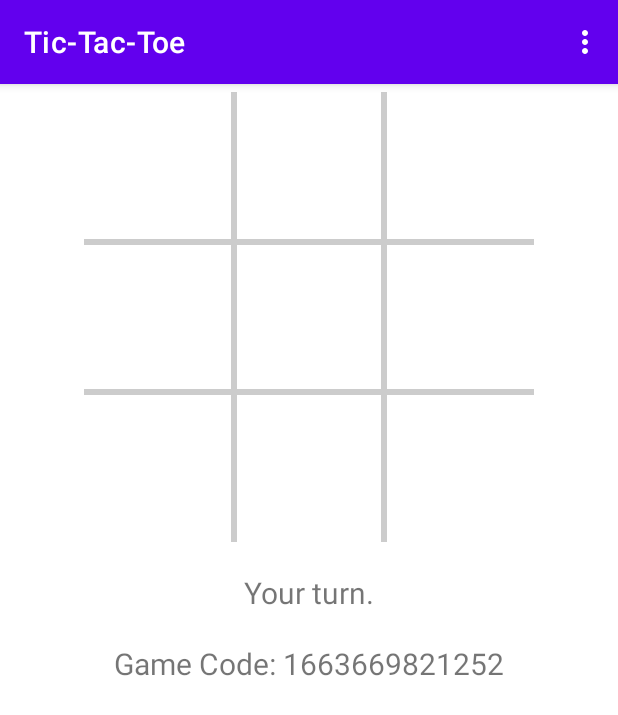
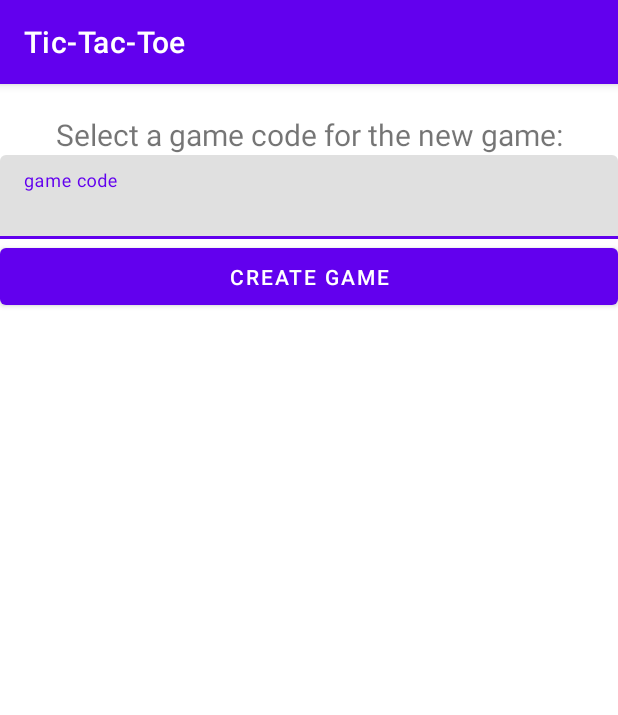
Before and after one commit to AndresRPerez12/DesarrolloAppsMoviles, an Android app: the screen it shows after launch (OnlineGameActivity before the commit, CreateGameActivity after it), in the options menu, after a tap on "Create online match", on a phone screen of 412 x 824 dp. Shown: the top 715 px of the screen. Run offline under Robolectric (Android 15) with nearby library versions, the phone set to English and light mode, and no system bars.

Commit message:
Create game activity

```diff
--- a/Talleres/Reto3/AndroidTicTacToe/app/src/main/AndroidManifest.xml
+++ b/Talleres/Reto3/AndroidTicTacToe/app/src/main/AndroidManifest.xml
@@ -17,6 +17,9 @@
             android:name=".OnlineGameActivity"
             android:exported="false" />
         <activity
+            android:name=".CreateGameActivity"
+            android:exported="false" />
+        <activity
             android:name=".MainActivity"
             android:exported="true">
             <intent-filter>
--- /dev/null
+++ b/Talleres/Reto3/AndroidTicTacToe/app/src/main/java/co/edu/unal/androidtictactoe_tutorial2/CreateGameActivity.java
@@ -0,0 +1,49 @@
+package co.edu.unal.androidtictactoe_tutorial2;
+
+import android.app.AlertDialog;
+import android.app.Dialog;
+import android.content.DialogInterface;
+import android.content.Intent;
+import android.content.SharedPreferences;
+import android.media.MediaPlayer;
+import android.os.Bundle;
+import android.os.Handler;
+import android.view.Menu;
+import android.view.MenuInflater;
+import android.view.MenuItem;
+import android.view.MotionEvent;
+import android.view.View;
+import android.widget.Button;
+import android.widget.TextView;
+import android.widget.Toast;
+
+import androidx.appcompat.app.AppCompatActivity;
+
+import com.google.android.material.textfield.TextInputEditText;
+import com.google.firebase.FirebaseApp;
+
+public class CreateGameActivity extends AppCompatActivity {
+
+    private TextInputEditText textInput;
+    private Button createGameButton;
+
+    @Override
+    protected void onCreate(Bundle savedInstanceState) {
+        super.onCreate(savedInstanceState);
+        setContentView(R.layout.create_game);
+        textInput = (TextInputEditText) findViewById(R.id.gameCodeTextInput);
+        createGameButton = (Button) findViewById(R.id.createGameButton);
+        CreateGameActivity currentActivity = this;
+        createGameButton.setOnClickListener(new View.OnClickListener() {
+            @Override
+            public void onClick(View view) {
+                Intent intent_create = new Intent(currentActivity, OnlineGameActivity.class);
+                intent_create.putExtra(OnlineGameActivity.EXTRA_MESSAGE, "creator");
+                intent_create.putExtra(OnlineGameActivity.GAME_CODE,
+                        textInput.getText().toString().trim());
+                startActivity(intent_create);
+            }
+        });
+    }
+
+}
--- a/Talleres/Reto3/AndroidTicTacToe/app/src/main/java/co/edu/unal/androidtictactoe_tutorial2/MainActivity.java
+++ b/Talleres/Reto3/AndroidTicTacToe/app/src/main/java/co/edu/unal/androidtictactoe_tutorial2/MainActivity.java
@@ -128,9 +128,8 @@ public class MainActivity extends AppCompatActivity {
                 displayScores();
                 return true;
             case R.id.create_match:
-                Intent intent = new Intent(this, OnlineGameActivity.class);
-                intent.putExtra(OnlineGameActivity.EXTRA_MESSAGE, "creator");
-                startActivity(intent);
+                Intent intent_create = new Intent(this, CreateGameActivity.class);
+                startActivity(intent_create);
                 return true;
             case R.id.join_match:
                 Intent intent_join = new Intent(this, OnlineGameActivity.class);
--- a/Talleres/Reto3/AndroidTicTacToe/app/src/main/java/co/edu/unal/androidtictactoe_tutorial2/OnlineGameActivity.java
+++ b/Talleres/Reto3/AndroidTicTacToe/app/src/main/java/co/edu/unal/androidtictactoe_tutorial2/OnlineGameActivity.java
@@ -76,7 +76,7 @@ public class OnlineGameActivity extends AppCompatActivity {
         mBoardView.setOnTouchListener(mTouchListener);
         if( getIntent().getStringExtra(EXTRA_MESSAGE).equals("creator") ){
             mySpaces = BoardState.PLAYER_1;
-            mGameCode = "" + System.currentTimeMillis();
+            mGameCode = getIntent().getStringExtra(GAME_CODE);
             mGameCodeTextView.setText("Game Code: " + mGameCode);
             boardState = new BoardState(mGameCode);
             mInfoTextView.setText(R.string.turn_human);
@@ -109,8 +109,14 @@ public class OnlineGameActivity extends AppCompatActivity {
                 startActivity(intent);
                 return true;
             case R.id.create_match:
+                Intent intent_create = new Intent(this, CreateGameActivity.class);
+                startActivity(intent_create);
                 return true;
             case R.id.join_match:
+                Intent intent_join = new Intent(this, OnlineGameActivity.class);
+                intent_join.putExtra(OnlineGameActivity.EXTRA_MESSAGE, "opponent");
+                intent_join.putExtra(OnlineGameActivity.GAME_CODE, "1663710009452");
+                startActivity(intent_join);
                 return true;
             case R.id.quit:
                 showDialog(DIALOG_QUIT_ID);
--- /dev/null
+++ b/Talleres/Reto3/AndroidTicTacToe/app/src/main/res/layout/create_game.xml
@@ -0,0 +1,34 @@
+<?xml version="1.0" encoding="utf-8"?>
+<LinearLayout xmlns:android="http://schemas.android.com/apk/res/android"
+    android:layout_width="fill_parent"
+    android:layout_height="wrap_content"
+    android:gravity="center_horizontal"
+    android:orientation="vertical">
+
+    <TextView
+        android:id="@+id/information"
+        android:layout_width="fill_parent"
+        android:layout_height="wrap_content"
+        android:layout_marginTop="20dp"
+        android:gravity="center_horizontal"
+        android:text="Select a game code for the new game:"
+        android:textSize="20dp" />
+
+    <com.google.android.material.textfield.TextInputLayout
+        android:layout_width="match_parent"
+        android:layout_height="match_parent">
+
+        <com.google.android.material.textfield.TextInputEditText
+            android:id="@+id/gameCodeTextInput"
+            android:layout_width="match_parent"
+            android:layout_height="wrap_content"
+            android:hint="game code" />
+
+        <Button
+            android:id="@+id/createGameButton"
+            android:layout_width="match_parent"
+            android:layout_height="50dp"
+            android:layout_weight="1"
+            android:text="Create Game" />
+    </com.google.android.material.textfield.TextInputLayout>
+</LinearLayout>
```
